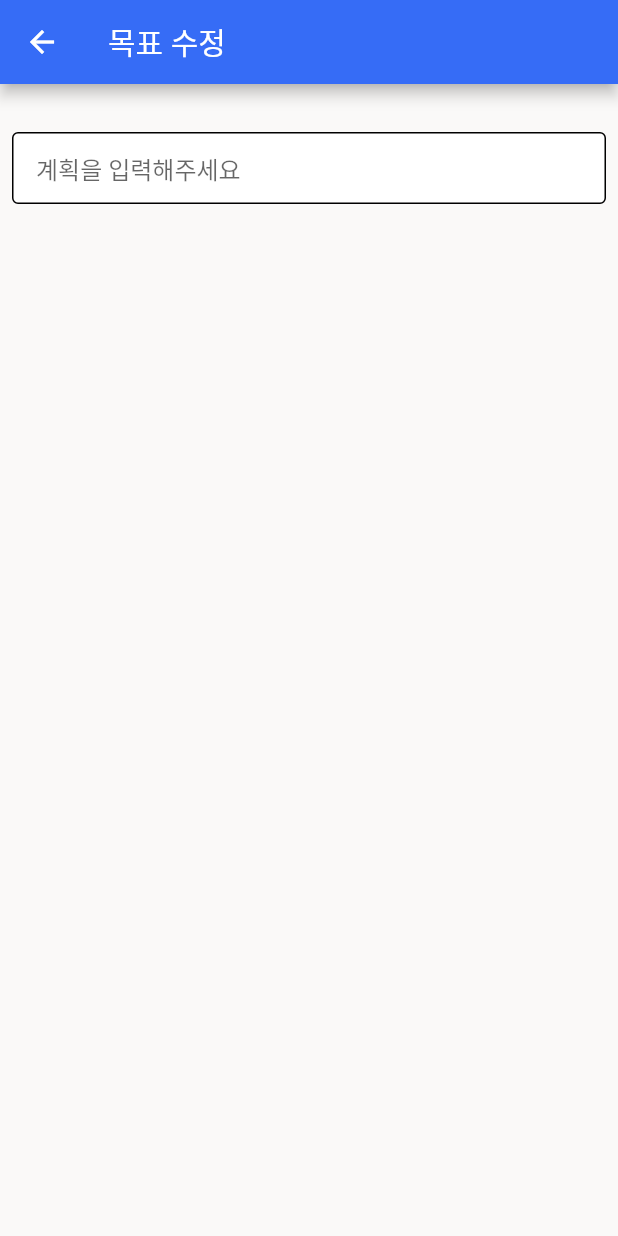
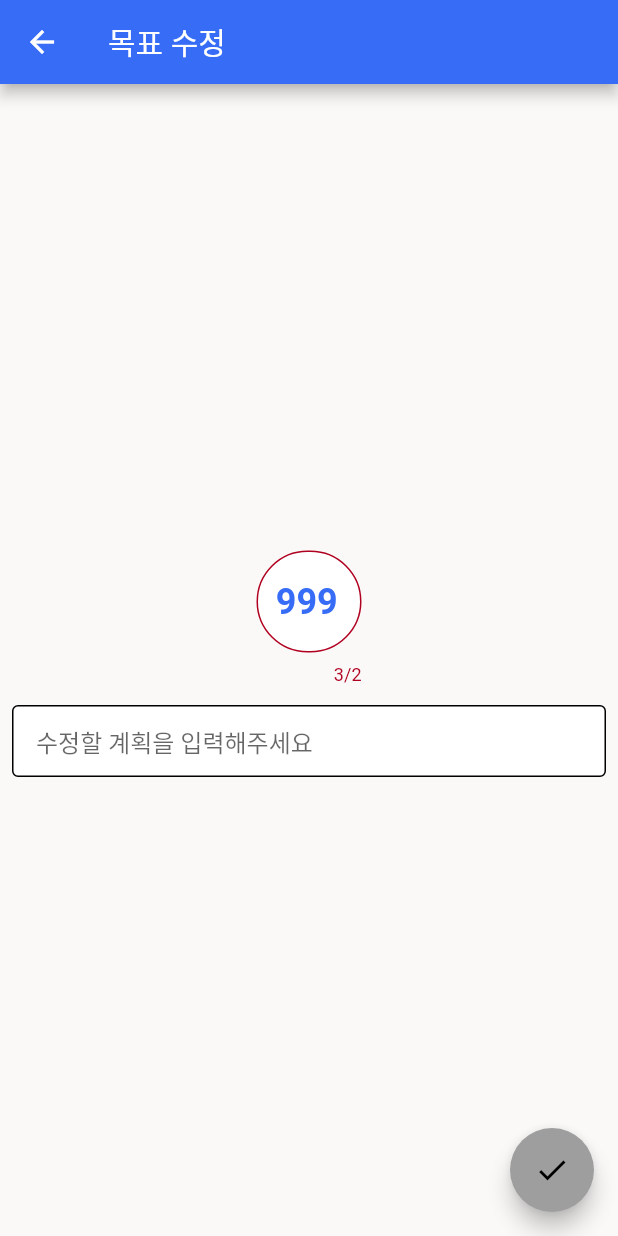
Before and after one commit to kimwlsgh33/leadu, a Flutter app: the GoalEditScreen screen opened directly with empty values, on a phone screen of 412 x 824 dp. Run offline on Flutter 3.47's test engine with Material 2 defaults, Android fonts, the phone set to English and light mode, and no system bars; our stand-ins replace animated_text_kit, bloc_concurrency, flutter_bloc, get, google_fonts, logger and 3 more; accounts and stored records are empty.

Commit message:
Before: add input form

```diff
--- a/lib/src/config/theme.dart
+++ b/lib/src/config/theme.dart
@@ -34,6 +34,7 @@ final msLightTheme = ThemeData.light().copyWith(
   scaffoldBackgroundColor: const Color(0xFFFAF9F8),
   textTheme: GoogleFonts.nanumGothicTextTheme(),
   splashColor: Colors.amber,
+  focusColor: Colors.amber,
   colorScheme: const ColorScheme.light().copyWith(
     primary: kPrimaryColor,
     background: const Color(0xFFFAF9F8),
--- a/lib/src/model/entities/goal.dart
+++ b/lib/src/model/entities/goal.dart
@@ -19,7 +19,7 @@ class Goal {
     this.parentId = 'root',
     required this.content,
     required this.goalDate,
-    this.priority = 99,
+    this.priority = 999,
     this.done = false,
   });
 
--- a/lib/src/presenter/views/goals/goal_edit_screen.dart
+++ b/lib/src/presenter/views/goals/goal_edit_screen.dart
@@ -1,6 +1,9 @@
 import 'package:flutter/material.dart';
+import 'package:flutter_bloc/flutter_bloc.dart';
 import 'package:leadu/src/base/utils.dart';
 import 'package:leadu/src/model/entities/goal.dart';
+import 'package:leadu/src/presenter/blocs/providers/goal_bloc.dart';
+import 'package:leadu/src/presenter/widgets/circle_input.dart';
 import 'package:leadu/src/presenter/widgets/full_textfield.dart';
 
 class GoalEditScreen extends StatefulWidget {
@@ -17,17 +20,49 @@ class GoalEditScreen extends StatefulWidget {
 
 class _GoalEditScreenState extends State<GoalEditScreen> {
   late TextEditingController _textController;
+  late TextEditingController _priorityController;
 
   @override
   void initState() {
     super.initState();
     _textController = TextEditingController(text: widget.goal.content);
+    _priorityController =
+        TextEditingController(text: widget.goal.priority.toString());
   }
 
   @override
   void dispose() {
     _textController.dispose();
+    _priorityController.dispose();
     super.dispose();
+  }
+
+  void _onSubmitted() {
+    showDialog(
+      context: context,
+      builder: (context) => AlertDialog(
+        title: const Text('목표 수정'),
+        content: const Text('수정하시겠습니까?'),
+        actions: [
+          TextButton(
+            onPressed: () => Navigator.of(context).pop(),
+            child: const Text('취소'),
+          ),
+          BlocSelector<GoalBloc, List<Goal>, Goal>(
+              selector: (state) =>
+                  state.firstWhere((element) => element.id == widget.goal.id),
+              builder: (context, goal) {
+                return TextButton(
+                  onPressed: () {
+                    context.read<GoalBloc>().add(EditGoal(goal));
+                    Navigator.of(context).pop(widget.goal);
+                  },
+                  child: const Text('확인'),
+                );
+              }),
+        ],
+      ),
+    );
   }
 
   @override
@@ -39,18 +74,27 @@ class _GoalEditScreenState extends State<GoalEditScreen> {
       body: Padding(
         padding: const EdgeInsets.all(8.0),
         child: Column(
+          mainAxisAlignment: MainAxisAlignment.center,
           children: [
-            Text(widget.goal.content),
+            CircleInput(
+              textController: _priorityController,
+              onSubmitted: (value) {},
+              hintText: '우선순위',
+            ),
             smallVerticalSpace(),
             FullRowTextField(
               controller: _textController,
-              hintText: '계획을 입력해주세요',
+              hintText: '수정할 계획을 입력해주세요',
               onSubmitted: (value) {},
               border: const OutlineInputBorder(),
             ),
           ],
         ),
       ),
+      floatingActionButton: FloatingActionButton(
+        onPressed: () {},
+        child: const Icon(Icons.check),
+      ),
     );
   }
 }
--- a/lib/src/presenter/views/goals/goal_screen.dart
+++ b/lib/src/presenter/views/goals/goal_screen.dart
@@ -6,9 +6,7 @@ import 'package:leadu/src/presenter/widgets/full_textfield.dart';
 import 'package:leadu/src/presenter/widgets/goal_btn_bar.dart';
 import 'package:leadu/src/presenter/widgets/list_item.dart';
 import 'package:leadu/src/presenter/widgets/quest_card.dart';
-
 import '../../../base/utils.dart';
-// import '../../../base/constant.dart';
 
 class GoalScreen extends StatefulWidget {
   const GoalScreen({super.key});
@@ -26,9 +24,7 @@ class _GoalScreenState extends State<GoalScreen> with TickerProviderStateMixin {
     // init goalBloc
     context.read<GoalBloc>().add(InitGoal());
 
-    void onAdd(value) {
-      context.read<GoalBloc>().add(AddGoal(value));
-    }
+    void onAdd(value) => context.read<GoalBloc>().add(AddGoal(value));
 
     return Scaffold(
       backgroundColor: Theme.of(context).colorScheme.background,
--- /dev/null
+++ b/lib/src/presenter/widgets/circle_input.dart
@@ -0,0 +1,68 @@
+import 'package:flutter/material.dart';
+
+class CircleInput extends StatelessWidget {
+  const CircleInput({
+    super.key,
+    required this.textController,
+    required this.onSubmitted,
+    this.hintText = '',
+  });
+
+  final TextEditingController textController;
+  final Function(String) onSubmitted;
+  final String hintText;
+
+  @override
+  Widget build(BuildContext context) {
+    return Container(
+      alignment: Alignment.center,
+      height: 100,
+      width: 70,
+      child: TextField(
+        controller: textController,
+        textAlign: TextAlign.center,
+        style: TextStyle(
+          color: Theme.of(context).colorScheme.primary,
+          fontSize: 24,
+          fontWeight: FontWeight.bold,
+        ),
+        decoration: InputDecoration(
+          contentPadding: const EdgeInsets.symmetric(vertical: 20),
+          border: const OutlineInputBorder(
+            borderRadius: BorderRadius.all(
+              Radius.circular(50),
+            ),
+          ),
+          enabledBorder: OutlineInputBorder(
+            borderSide: BorderSide(
+              color: Theme.of(context).colorScheme.primary,
+              width: 2,
+            ),
+            borderRadius: const BorderRadius.all(
+              Radius.circular(50),
+            ),
+          ),
+          focusedBorder: OutlineInputBorder(
+            borderSide: BorderSide(
+              color: Theme.of(context).focusColor,
+              width: 2,
+            ),
+            borderRadius: const BorderRadius.all(
+              Radius.circular(50),
+            ),
+          ),
+          filled: true,
+          fillColor: Colors.white,
+          hintText: hintText,
+          hintStyle: const TextStyle(
+            color: Colors.grey,
+            fontSize: 16,
+          ),
+        ),
+        keyboardType: TextInputType.number,
+        maxLength: 2,
+        onSubmitted: onSubmitted,
+      ),
+    );
+  }
+}
```
Also changed, not shown: lib/main.dart (+0 -8 lines).
